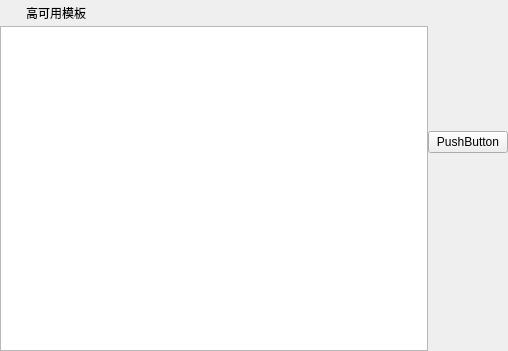
Qt form fieldwork/fourth/Navigation/mainwindow.ui (AbaoFromCUG/Data-Structure) before a commit.
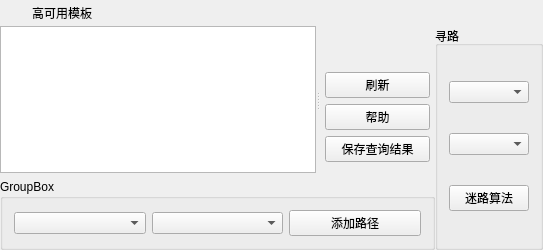
The same form after that commit. Icons and pictures are not drawn. Custom widgets are drawn as their Qt base class.

```diff
--- a/fieldwork/fourth/Navigation/mainwindow.ui
+++ b/fieldwork/fourth/Navigation/mainwindow.ui
@@ -6,8 +6,8 @@
    <rect>
     <x>0</x>
     <y>0</y>
-    <width>508</width>
-    <height>351</height>
+    <width>543</width>
+    <height>250</height>
    </rect>
   </property>
   <property name="minimumSize">
@@ -75,7 +75,7 @@
 	background-color: rgb(170, 255, 255);
 }</string>
   </property>
-  <layout class="QGridLayout" name="gridLayout">
+  <layout class="QGridLayout" name="gridLayout_2">
    <property name="leftMargin">
     <number>0</number>
    </property>
@@ -91,14 +91,30 @@
    <property name="spacing">
     <number>0</number>
    </property>
+   <item row="1" column="1">
+    <widget class="QGroupBox" name="groupBox">
+     <property name="title">
+      <string>寻路</string>
+     </property>
+     <layout class="QGridLayout" name="gridLayout">
+      <item row="0" column="0">
+       <widget class="QComboBox" name="start"/>
+      </item>
+      <item row="1" column="0">
+       <widget class="QComboBox" name="end"/>
+      </item>
+      <item row="2" column="0">
+       <widget class="QPushButton" name="findWay">
+        <property name="text">
+         <string>迷路算法</string>
+        </property>
+       </widget>
+      </item>
+     </layout>
+    </widget>
+   </item>
    <item row="0" column="0" colspan="2">
     <layout class="QHBoxLayout" name="horizontalLayout">
-     <property name="spacing">
-      <number>0</number>
-     </property>
-     <property name="leftMargin">
-      <number>0</number>
-     </property>
      <item>
       <widget class="QLabel" name="ico">
        <property name="enabled">
@@ -267,45 +283,110 @@
      </item>
     </layout>
    </item>
-   <item row="1" column="0" rowspan="3">
-    <widget class="QGraphicsView" name="graphicsView"/>
-   </item>
-   <item row="1" column="1">
+   <item row="1" column="0">
+    <layout class="QVBoxLayout" name="verticalLayout_2" stretch="5,2">
+     <item>
+      <widget class="QSplitter" name="splitter">
+       <property name="orientation">
+        <enum>Qt::Horizontal</enum>
+       </property>
+       <widget class="MGraphicsView" name="graphicsView"/>
+       <widget class="QWidget" name="layoutWidget">
+        <layout class="QVBoxLayout" name="verticalLayout">
+         <property name="sizeConstraint">
+          <enum>QLayout::SetMaximumSize</enum>
+         </property>
+         <property name="leftMargin">
+          <number>5</number>
+         </property>
+         <property name="rightMargin">
+          <number>5</number>
+         </property>
+         <item>
     <spacer name="verticalSpacer">
      <property name="orientation">
       <enum>Qt::Vertical</enum>
      </property>
      <property name="sizeHint" stdset="0">
       <size>
-       <width>20</width>
-       <height>93</height>
+             <width>83</width>
+             <height>69</height>
       </size>
      </property>
     </spacer>
    </item>
-   <item row="2" column="1">
-    <widget class="QPushButton" name="pushButton">
+         <item>
+          <widget class="QPushButton" name="refresh">
      <property name="text">
-      <string>PushButton</string>
+            <string>刷新</string>
      </property>
     </widget>
    </item>
-   <item row="3" column="1">
+         <item>
+          <widget class="QPushButton" name="pushButton_2">
+           <property name="text">
+            <string>帮助</string>
+           </property>
+          </widget>
+         </item>
+         <item>
+          <widget class="QPushButton" name="pushButton_3">
+           <property name="text">
+            <string>保存查询结果</string>
+           </property>
+          </widget>
+         </item>
+         <item>
     <spacer name="verticalSpacer_2">
      <property name="orientation">
       <enum>Qt::Vertical</enum>
      </property>
      <property name="sizeHint" stdset="0">
       <size>
-       <width>20</width>
-       <height>198</height>
+             <width>83</width>
+             <height>17</height>
       </size>
      </property>
     </spacer>
+         </item>
+        </layout>
+       </widget>
+      </widget>
+     </item>
+     <item>
+      <widget class="QGroupBox" name="groupBox_2">
+       <property name="title">
+        <string>GroupBox</string>
+       </property>
+       <layout class="QHBoxLayout" name="horizontalLayout_2">
+        <item>
+         <widget class="QComboBox" name="comboBox_3"/>
+        </item>
+        <item>
+         <widget class="QComboBox" name="comboBox_4"/>
+        </item>
+        <item>
+         <widget class="QPushButton" name="pushButton_4">
+          <property name="text">
+           <string>添加路径</string>
+          </property>
+         </widget>
+        </item>
+       </layout>
+      </widget>
+     </item>
+    </layout>
    </item>
   </layout>
  </widget>
  <layoutdefault spacing="6" margin="11"/>
+ <customwidgets>
+  <customwidget>
+   <class>MGraphicsView</class>
+   <extends>QGraphicsView</extends>
+   <header>mgraphicsview.h</header>
+  </customwidget>
+ </customwidgets>
  <resources>
   <include location="res.qrc"/>
  </resources>
```
Lines whose indentation alone changed are shown as unchanged.
